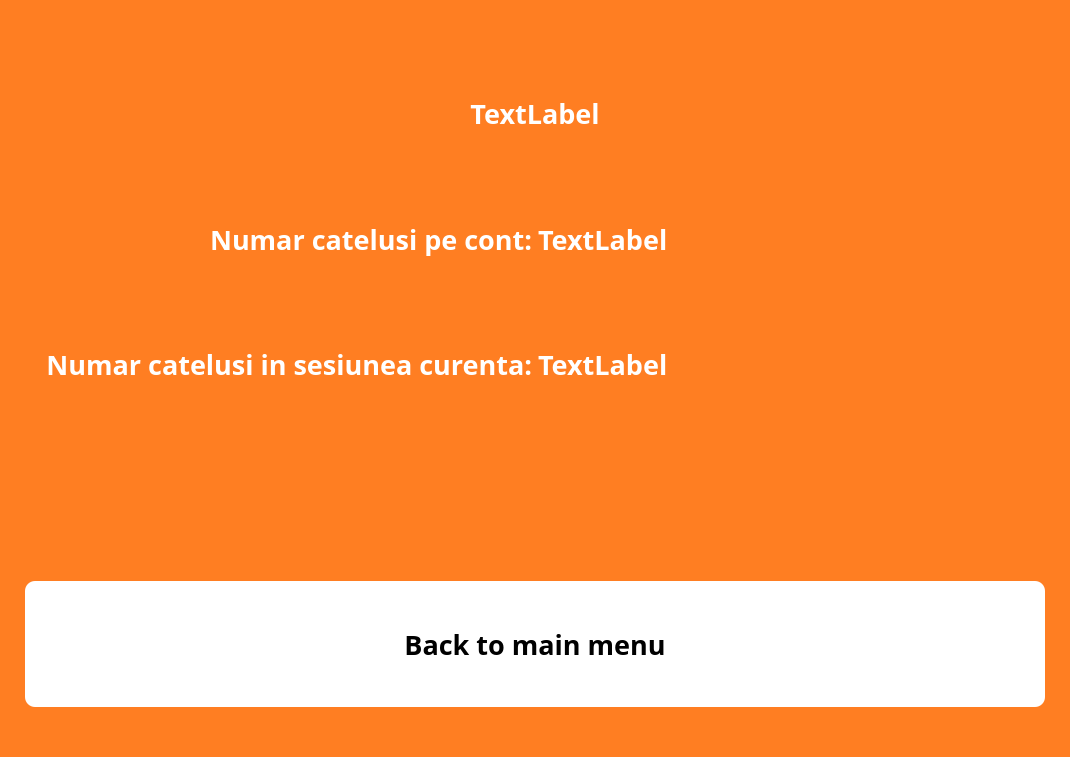
This is DailyQuarantineApp/DailyQuarantineApp/TreeGame.ui in brasilnike/DNC as Qt 5 draws it before an edit. The edited form follows.
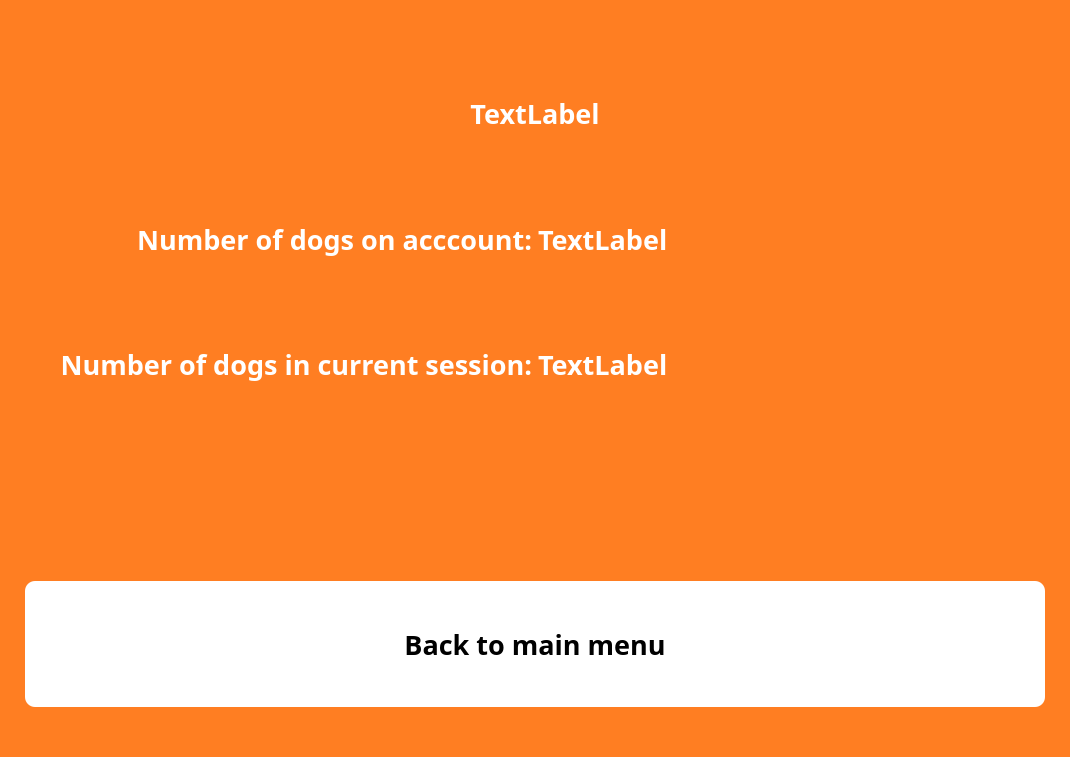
This is the edited form. The open tabs and pages were chosen to show the change. Icons and pictures are not drawn.

The edit to the form file:
```diff
--- a/DailyQuarantineApp/DailyQuarantineApp/TreeGame.ui
+++ b/DailyQuarantineApp/DailyQuarantineApp/TreeGame.ui
@@ -262,7 +262,7 @@
             <string notr="true">color: rgb(255, 255, 255);</string>
            </property>
            <property name="text">
-            <string>Numar catelusi pe cont:</string>
+            <string>Number of dogs on acccount:</string>
            </property>
            <property name="alignment">
             <set>Qt::AlignRight|Qt::AlignTrailing|Qt::AlignVCenter</set>
@@ -305,7 +305,7 @@
             <string notr="true">color: rgb(255, 255, 255);</string>
            </property>
            <property name="text">
-            <string>Numar catelusi in sesiunea curenta:</string>
+            <string>Number of dogs in current session:</string>
            </property>
            <property name="alignment">
             <set>Qt::AlignRight|Qt::AlignTrailing|Qt::AlignVCenter</set>
```
Left out of the diff: 2 changed lines with no effect on the pictures.
